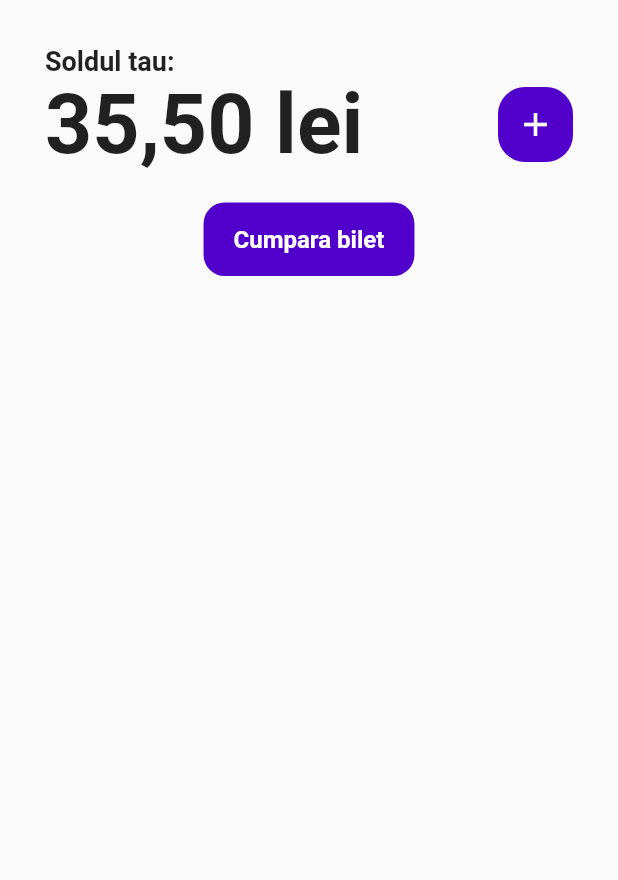
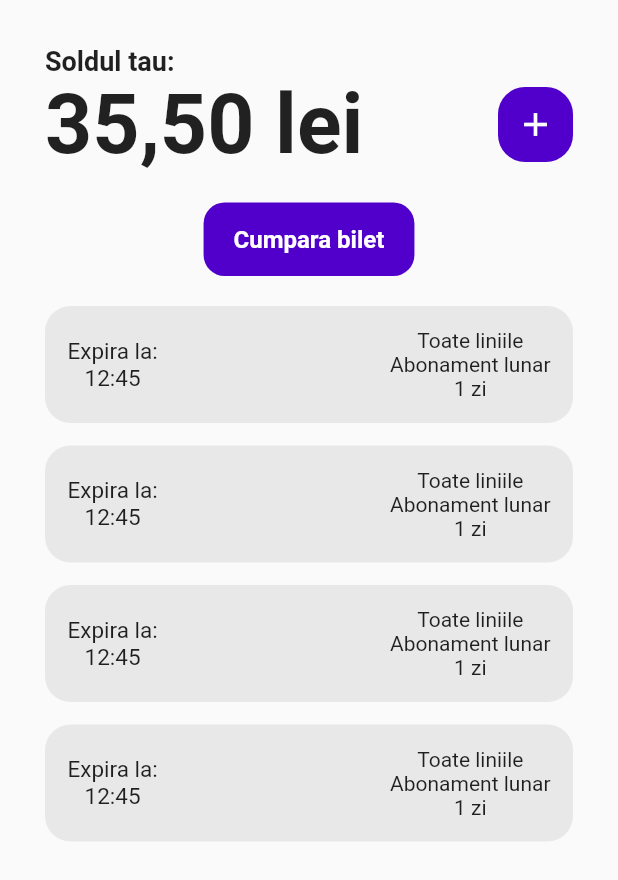
Before and after one commit to ThePizzaCode/transitway, a Flutter app: the ticketsPage screen opened directly, on a phone screen of 412 x 824 dp. Shown: the top 880 px of the screen. Run offline on Flutter 3.47's test engine with Material 2 defaults, Android fonts, the phone set to English and light mode, and no system bars; our stand-ins replace cached_network_image, dropdown_search, google_nav_bar, sign_in_button; missing offline and left inert: dart:ffi; network calls fail.

Commit message:
Modified tickets

```diff
--- a/lib/Pages/ticketspage.dart
+++ b/lib/Pages/ticketspage.dart
@@ -1,5 +1,7 @@
 import 'package:flutter/material.dart';
+import 'package:transitway/Pages/fetchtickets.dart';
 import 'package:transitway/Pages/tickettypelist.dart';
+import 'package:transitway/components/ticketobject.dart';
 import 'package:transitway/utils/env.dart';
 
 class ticketsPage extends StatefulWidget {
@@ -78,6 +80,10 @@ class _ticketsPageState extends State<ticketsPage> {
                 ),
               ),
             ),
+            ticketObject(),
+            ticketObject(),
+            ticketObject(),
+            ticketObject(),
           ],
         ),
       )),
--- a/lib/components/textfield.dart
+++ b/lib/components/textfield.dart
@@ -15,6 +15,7 @@ class _textFieldBoxState extends State<textFieldBox> {
       crossAxisAlignment: CrossAxisAlignment.start,
       children: [
         TextField(
+          keyboardType: TextInputType.phone,
           //must add controller
           cursorColor: Colors.black,
           style: TextStyle(fontSize: 22),
--- a/lib/components/textfieldotp.dart
+++ b/lib/components/textfieldotp.dart
@@ -15,6 +15,7 @@ class _textFieldBoxOTPState extends State<textFieldBoxOTP> {
       crossAxisAlignment: CrossAxisAlignment.start,
       children: [
         TextField(
+          keyboardType: TextInputType.number,
           //must add controller
           cursorColor: Colors.black,
           style: TextStyle(fontSize: 22),
--- /dev/null
+++ b/lib/components/ticketobject.dart
@@ -0,0 +1,52 @@
+import 'package:flutter/material.dart';
+import 'package:transitway/utils/env.dart';
+
+class ticketObject extends StatefulWidget {
+  const ticketObject({super.key});
+
+  @override
+  State<ticketObject> createState() => _ticketObjectState();
+}
+
+class _ticketObjectState extends State<ticketObject> {
+  @override
+  Widget build(BuildContext context) {
+    return Padding(
+      padding: const EdgeInsets.only(bottom: 15.0),
+      child: Container(
+        decoration: BoxDecoration(
+            color: lightGrey, borderRadius: BorderRadius.circular(17)),
+        child: Row(
+          mainAxisAlignment: MainAxisAlignment.spaceBetween,
+          children: [
+            Padding(
+              padding: const EdgeInsets.all(15.0),
+              child: Column(
+                children: [
+                  Text(
+                    'Expira la:',
+                    style: TextStyle(fontSize: 15),
+                  ),
+                  Text(
+                    '12:45',
+                    style: TextStyle(fontSize: 15),
+                  ),
+                ],
+              ),
+            ),
+            Padding(
+              padding: const EdgeInsets.all(15.0),
+              child: Column(
+                children: [
+                  Text('Toate liniile'),
+                  Text('Abonament lunar'),
+                  Text('1 zi'),
+                ],
+              ),
+            ),
+          ],
+        ),
+      ),
+    );
+  }
+}
--- a/pubspec.yaml
+++ b/pubspec.yaml
@@ -39,7 +39,8 @@ dependencies:
   sign_in_button: ^3.2.0
   cached_network_image: ^3.1.0
   google_nav_bar: ^5.0.6
-  flutter_stripe: ^9.2.0
+  dropdown_search: ^5.0.6
+
 
 dev_dependencies:
   flutter_test:
```
Also changed, not shown: lib/Pages/fetchtickets.dart (added, +75 -0 lines), lib/Pages/ticketselectedone.dart (added, +73 -0 lines), lib/Pages/tickettypelist.dart (+30 -5 lines), lib/components/searchdropdown.dart (added, +43 -0 lines), lib/main.dart (+1 -6 lines), lib/core/api_client.dart (added), pubspec.lock, 1 other file.
